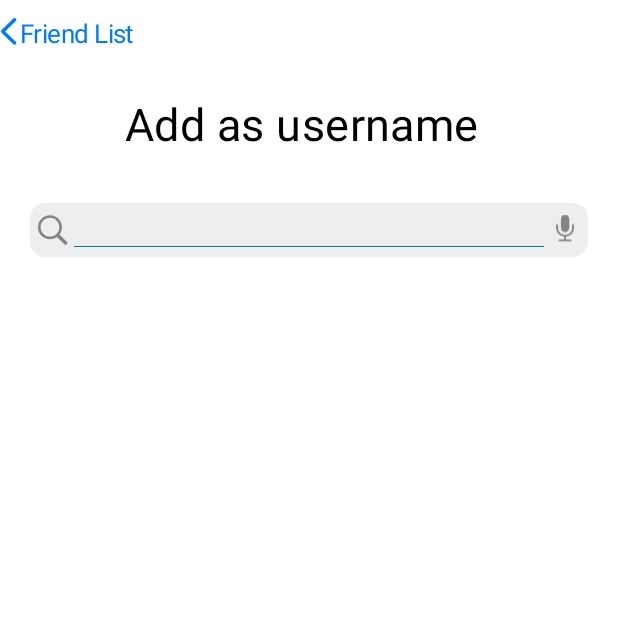
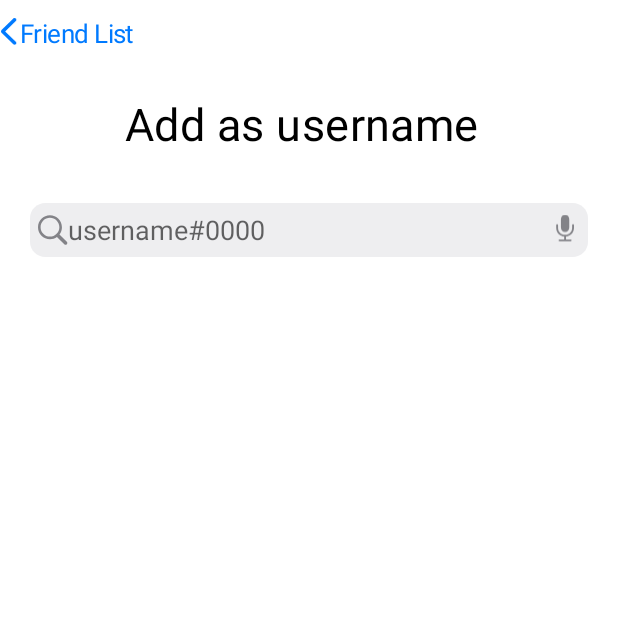
Before and after one commit to tukcomCD2024/4K, an Android app: the AddFriend screen opened directly, with no data from a screen before it, on a phone screen of 412 x 824 dp, the top half of it. Run offline under Robolectric (Android 15) with nearby library versions, the phone set to English and light mode, and no system bars.

Commit message:
화면이동
화면이동 프래그먼트 > 액티비티 진행중

```diff
--- a/app/src/main/java/com/example/front_end_android/AddFriend.kt
+++ b/app/src/main/java/com/example/front_end_android/AddFriend.kt
@@ -1,11 +1,39 @@
 package com.example.front_end_android
 
+import android.content.Intent
 import androidx.appcompat.app.AppCompatActivity
 import android.os.Bundle
+import com.example.front_end_android.databinding.ActivityAddFriendBinding
 
 class AddFriend : AppCompatActivity() {
+
+    private lateinit var binding: ActivityAddFriendBinding
+
     override fun onCreate(savedInstanceState: Bundle?) {
         super.onCreate(savedInstanceState)
         setContentView(R.layout.activity_add_friend)
+
+        binding=ActivityAddFriendBinding.inflate(layoutInflater)
+
+        binding.backFriendsImg.setOnClickListener {
+
+            val fragmentManager = supportFragmentManager
+            val fragmentTransaction = fragmentManager.beginTransaction()
+
+            // Replace with the instance of FriendsFragment
+            val friendsFragment = FriendsFragment()
+            fragmentTransaction.replace(R.id.navigationView, friendsFragment)
+
+            // Add the transaction to the back stack to enable back navigation
+            fragmentTransaction.addToBackStack(null)
+
+            // Commit the transaction
+            fragmentTransaction.commit()
+
+        }
+        binding.backFriendsTxt.setOnClickListener {
+
+        }
+
     }
 }
--- a/app/src/main/java/com/example/front_end_android/NaviActivity.kt
+++ b/app/src/main/java/com/example/front_end_android/NaviActivity.kt
@@ -32,6 +32,7 @@ class NaviActivity : AppCompatActivity() {
             }
             true
         }
+
     }
 
     private fun setFragment(tag: String, fragment: Fragment) {
--- a/app/src/main/res/layout/activity_add_friend.xml
+++ b/app/src/main/res/layout/activity_add_friend.xml
@@ -20,6 +20,7 @@
             android:layout_centerVertical="true">
 
             <ImageView
+                android:id="@+id/back_friends_img"
                 android:layout_width="12dp"
                 android:layout_height="18dp"
                 android:src="@drawable/chevron_left"
@@ -29,7 +30,7 @@
                 tools:ignore="RtlHardcoded" />
 
             <TextView
-                android:id="@+id/left_title"
+                android:id="@+id/back_friends_txt"
                 android:layout_width="91dp"
                 android:layout_height="22dp"
                 android:layout_marginTop="10dp"
@@ -104,8 +105,9 @@
                 android:layout_height="36dp"
                 android:textColor="@color/black"
                 android:layout_marginStart="25dp"
-                android:layout_marginTop="18dp"
-                android:layout_marginEnd="25dp" />
+                android:layout_marginEnd="25dp"
+                android:hint="@string/user_name_hint"
+                android:background="@android:color/transparent"/>
 
             <ImageView
                 android:layout_width="20dp"
--- a/app/src/main/res/values/strings.xml
+++ b/app/src/main/res/values/strings.xml
@@ -79,5 +79,9 @@
         Add as username
     </string>
 
+    <string name="user_name_hint">
+        username#0000
+    </string>
+
 
 </resources>
```
Also changed, not shown: app/src/main/java/com/example/front_end_android/FriendsFragment.kt (+22 -1 lines), app/src/main/res/layout/activity_login.xml (+4 -4 lines), app/src/main/res/layout/fragment_friends.xml (+5 -3 lines).
